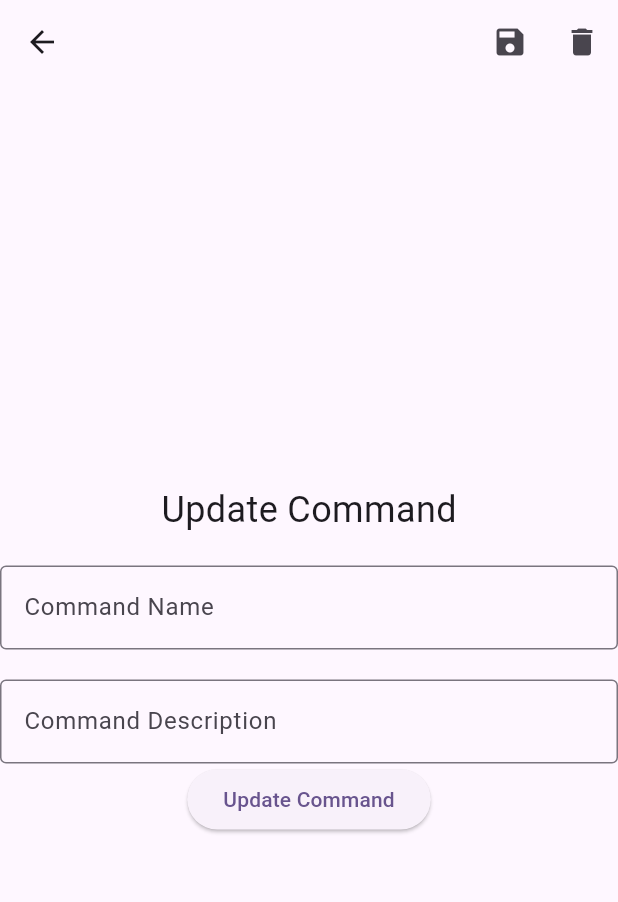
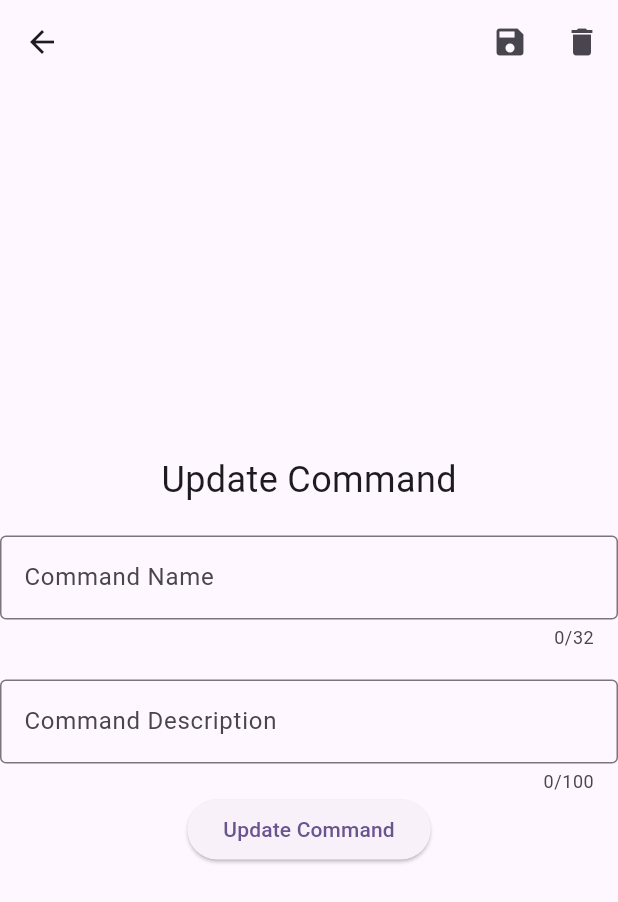
Before and after one commit to ketsuna-org/bot-creator, a Flutter app: the AppEditPage screen opened directly with empty values, after a tap on the "edit" icon, after a tap on "Create Command", on a phone screen of 412 x 824 dp. Shown: the top 902 px of the screen. Run offline on Flutter 3.47's test engine with Material 3 defaults, Android fonts, the phone set to English and light mode, and no system bars; our stand-ins replace awesome_notifications; missing offline and left inert: cbl, cbl_flutter, nyxx; statements that could not run were skipped.

Commit message:
Amélioration de la validation des champs de commande : suppression de la vérification de longueur minimale pour le nom de commande et ajout de limites de longueur pour le nom et la description de la commande.

```diff
--- a/lib/routes/app.edit.dart
+++ b/lib/routes/app.edit.dart
@@ -317,8 +317,8 @@ class _AppEditPageState extends State<AppEditPage>
               "Edit $_appName",
               style: const TextStyle(fontSize: 20, fontWeight: FontWeight.bold),
             ),
-            _editMode
-                ? Column(
+            if (_editMode)
+              Column(
                 children: [
                   Text("Edit the token of ($_appName)"),
                   const SizedBox(height: 20),
@@ -334,7 +334,8 @@ class _AppEditPageState extends State<AppEditPage>
                   ),
                 ],
               )
-                : const SizedBox(),
+            else
+              const SizedBox(),
             const SizedBox(height: 20),
             TextButton(
               onPressed: () async {
@@ -403,6 +404,10 @@ class _AppEditPageState extends State<AppEditPage>
                     return Text("Error: ${snapshot.error}");
                   } else {
                     final commands = snapshot.data;
+
+                    if (commands!.isEmpty) {
+                      return const Text("No commands found");
+                    }
                     return ListView.builder(
                       shrinkWrap: true,
                       itemCount: commands?.length ?? 0,
--- a/lib/routes/command.create.dart
+++ b/lib/routes/command.create.dart
@@ -112,9 +112,6 @@ class _CommandCreatePageState extends State<CommandCreatePage> {
     if (value!.isEmpty) {
       return "Please enter a command name";
     }
-    if (value.length < 3) {
-      return "Command name must be at least 3 characters long";
-    }
     if (value.length > 32) {
       return "Command name must be at most 32 characters long";
     }
@@ -204,6 +201,7 @@ class _CommandCreatePageState extends State<CommandCreatePage> {
                       autocorrect: false,
                       validator: _validateName,
                       initialValue: _commandName,
+                      maxLength: 32,
                       decoration: InputDecoration(
                         labelText: "Command Name",
                         border: OutlineInputBorder(),
@@ -218,6 +216,19 @@ class _CommandCreatePageState extends State<CommandCreatePage> {
                     const SizedBox(height: 20),
                     TextFormField(
                       autocorrect: false,
+                      maxLength: 100,
+                      maxLines: 3,
+                      minLines: 1,
+                      keyboardType: TextInputType.multiline,
+                      validator: (value) {
+                        if (value!.isEmpty) {
+                          return "Please enter a command description";
+                        }
+                        if (value.length > 100) {
+                          return "Command description must be at most 100 characters long";
+                        }
+                        return null; // No error
+                      },
                       initialValue: _commandDescription,
                       decoration: InputDecoration(
                         labelText: "Command Description",
```
Lines whose indentation alone changed are shown as unchanged.
